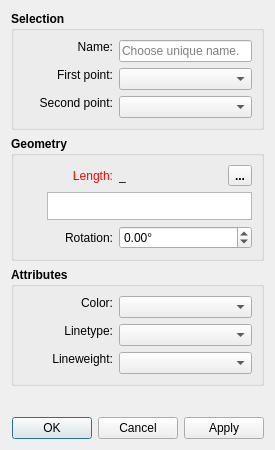
Above: src/libs/vtools/dialogs/tools/dialognormal.ui from FashionFreedom/Seamly2D before the change. Below: the same form after it.
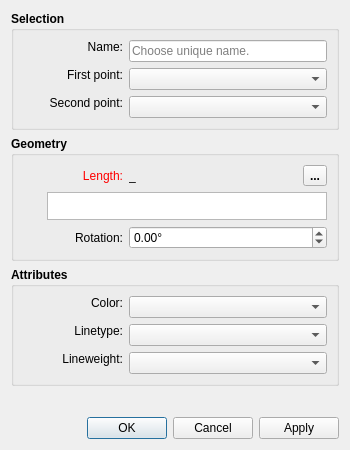
That is the form after the change. Icons and pictures are not drawn. Custom widgets are drawn as their Qt base class.

What changed in the file:
```diff
--- a/src/libs/vtools/dialogs/tools/dialognormal.ui
+++ b/src/libs/vtools/dialogs/tools/dialognormal.ui
@@ -6,7 +6,7 @@
    <rect>
     <x>0</x>
     <y>0</y>
-    <width>275</width>
+    <width>350</width>
     <height>450</height>
    </rect>
   </property>
@@ -74,7 +74,7 @@
           </property>
           <property name="minimumSize">
            <size>
-            <width>90</width>
+            <width>100</width>
             <height>0</height>
            </size>
           </property>
@@ -130,7 +130,7 @@
           </property>
           <property name="minimumSize">
            <size>
-            <width>90</width>
+            <width>100</width>
             <height>0</height>
            </size>
           </property>
@@ -180,7 +180,7 @@
           </property>
           <property name="minimumSize">
            <size>
-            <width>90</width>
+            <width>100</width>
             <height>0</height>
            </size>
           </property>
@@ -255,7 +255,7 @@
           </property>
           <property name="minimumSize">
            <size>
-            <width>90</width>
+            <width>100</width>
             <height>0</height>
            </size>
           </property>
@@ -345,7 +345,7 @@
           </property>
           <property name="sizeHint" stdset="0">
            <size>
-            <width>40</width>
+            <width>10</width>
             <height>20</height>
            </size>
           </property>
@@ -452,7 +452,7 @@
           </property>
           <property name="minimumSize">
            <size>
-            <width>90</width>
+            <width>100</width>
             <height>0</height>
            </size>
           </property>
@@ -557,7 +557,7 @@
           </property>
           <property name="minimumSize">
            <size>
-            <width>90</width>
+            <width>100</width>
             <height>0</height>
            </size>
           </property>
@@ -613,7 +613,7 @@
           </property>
           <property name="minimumSize">
            <size>
-            <width>90</width>
+            <width>100</width>
             <height>0</height>
            </size>
           </property>
@@ -675,7 +675,7 @@
           </property>
           <property name="minimumSize">
            <size>
-            <width>90</width>
+            <width>100</width>
             <height>0</height>
            </size>
           </property>
```
